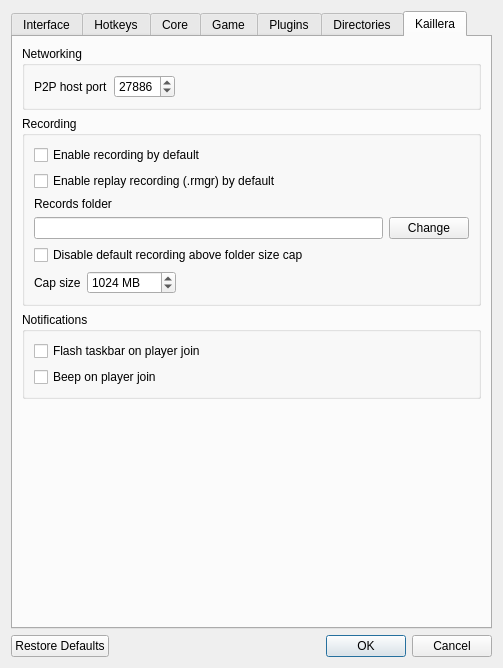
Above: Source/RMG/UserInterface/Dialog/SettingsDialog.ui from hopskipnfall/RMG-K before the change. Below: the same form after it.
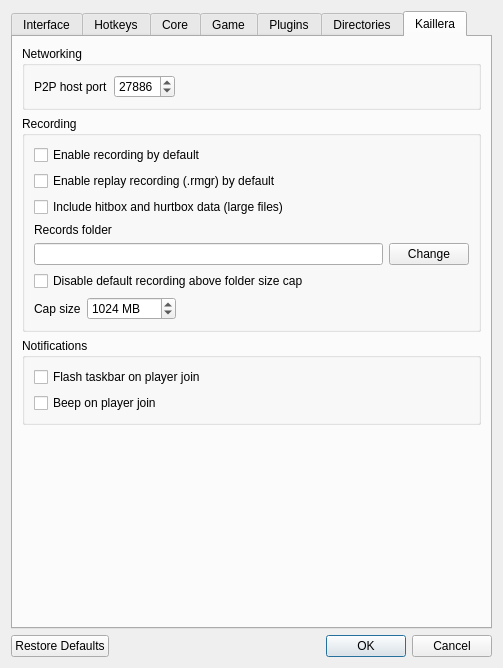
That is the form after the change. The open tabs and pages were chosen to show the change. Icons and pictures are not drawn. Custom widgets are drawn as their Qt base class.

Commit message: Add hitbox and hurtbox recording (schema v5); make it opt-in

The edit to the form file:
```diff
--- a/Source/RMG/UserInterface/Dialog/SettingsDialog.ui
+++ b/Source/RMG/UserInterface/Dialog/SettingsDialog.ui
@@ -3227,6 +3227,16 @@
                 </property>
                </widget>
               </item>
+              <item>
+               <widget class="QCheckBox" name="kailleraReplayHitboxesCheckBox">
+                <property name="text">
+                 <string>Include hitbox and hurtbox data (large files)</string>
+                </property>
+                <property name="toolTip">
+                 <string>Also records every active hitbox and all 11 hurtbox slots per fighter, every frame - much larger .rmgr files than everything else in the format combined. Off by default so other users get small files; only useful for hitbox/hurtbox research right now. Has no effect unless "Enable replay recording (.rmgr) by default" above is also on.</string>
+                </property>
+               </widget>
+              </item>
               <item>
                <widget class="QLabel" name="kailleraRecordsFolderLabel">
                 <property name="text">
```
The commit also changes 8 other files.
